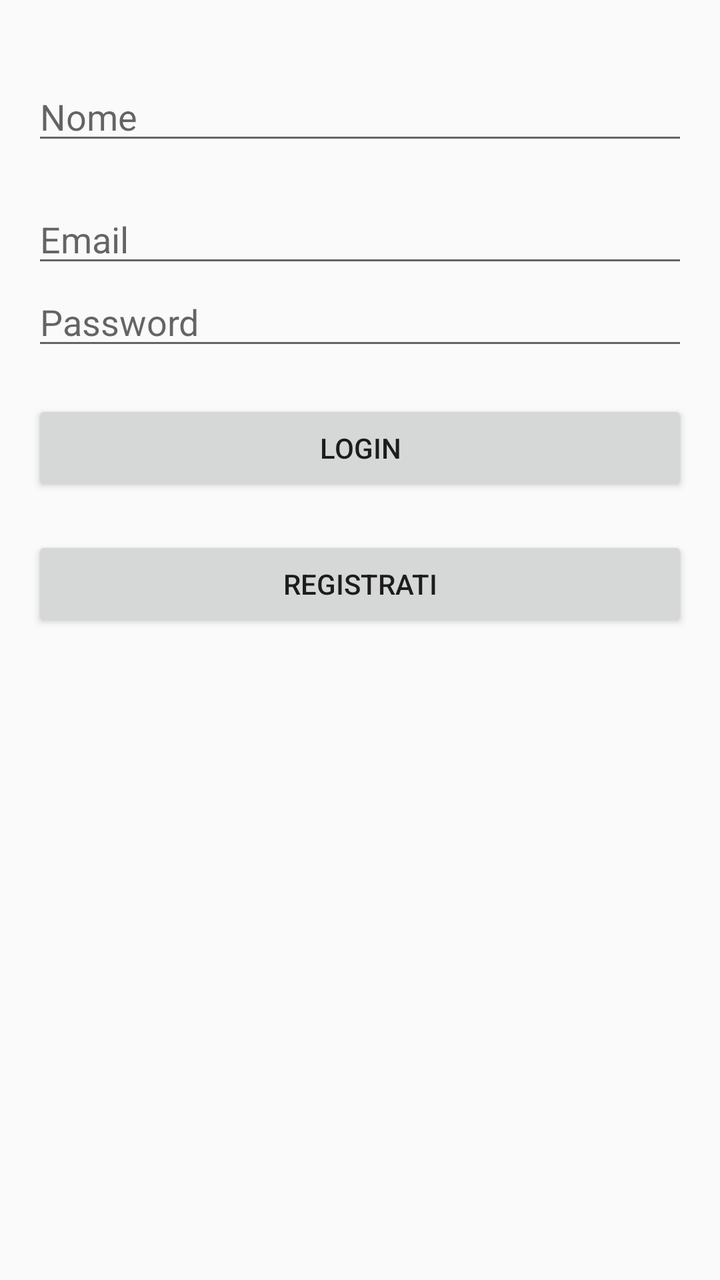
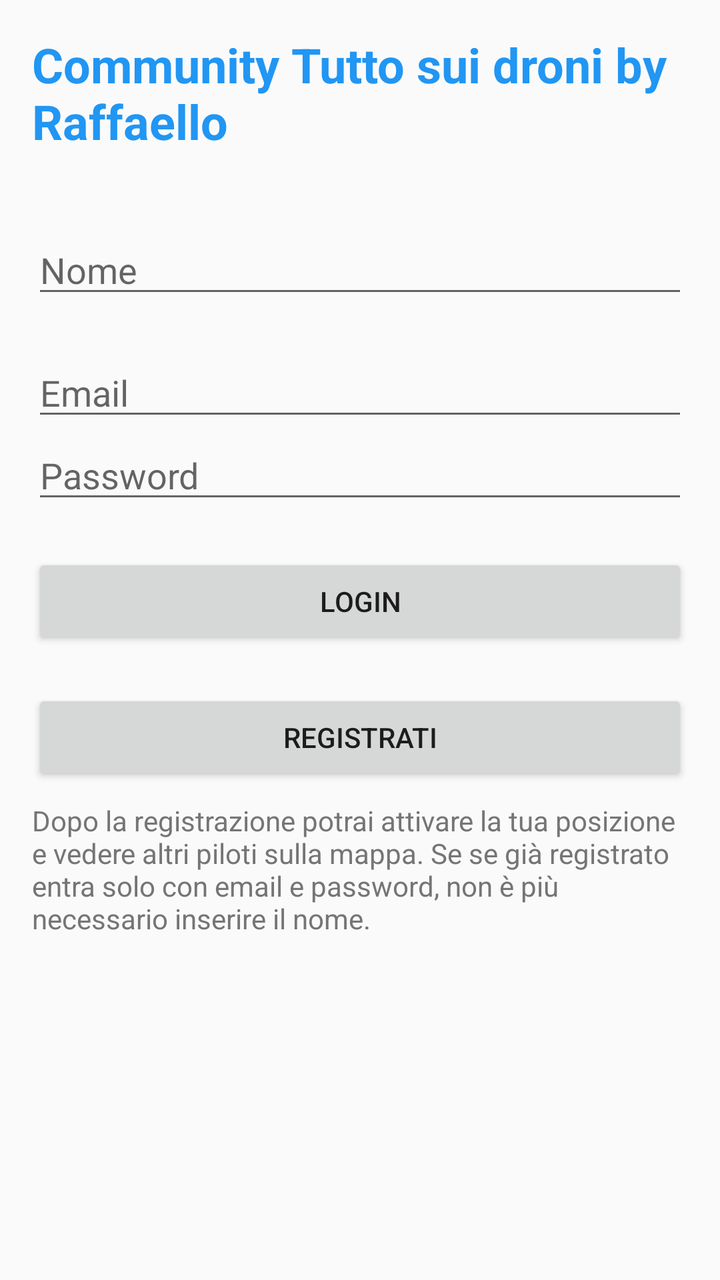

Before-and-after screenshots of an Android layout around one commit, followed by the original layout XML and the change that was made.
<!-- AndroidManifest.xml: activity theme Theme.AppCompat.Light -->
<!-- res/layout/activity_main.xml -->
<LinearLayout xmlns:android="http://schemas.android.com/apk/res/android"
    android:layout_width="match_parent"
    android:layout_height="match_parent"
    android:orientation="vertical"
    android:padding="16dp">

    <EditText
        android:id="@+id/fullNameField"
        android:layout_width="match_parent"
        android:layout_height="wrap_content"
        android:hint="Nome"
        android:layout_marginTop="20dp" />

    <EditText
        android:id="@+id/emailField"
        android:layout_width="match_parent"
        android:layout_height="wrap_content"
        android:hint="Email"
        android:layout_marginTop="20dp" />

    <EditText
        android:id="@+id/passwordField"
        android:layout_width="match_parent"
        android:layout_height="wrap_content"
        android:hint="Password"
        android:inputType="textPassword" />

    <Button
        android:id="@+id/loginButton"
        android:layout_width="match_parent"
        android:layout_height="wrap_content"
        android:text="Login"
        android:layout_marginTop="20dp" />

    <Button
        android:id="@+id/registerButton"
        android:layout_width="match_parent"
        android:layout_height="wrap_content"
        android:text="Registrati"
        android:layout_marginTop="20dp" />

</LinearLayout>
<!-- resources referenced by this layout -->
<resources>

</resources>

<!-- the commit's change to res/layout/activity_main.xml (unified diff, before → after) -->
@@ -3,6 +3,17 @@
     android:layout_height="match_parent"
     android:orientation="vertical"
     android:padding="16dp">
+
+    <TextView
+        android:id="@+id/titleText"
+        android:layout_width="wrap_content"
+        android:layout_height="wrap_content"
+        android:text="Community Tutto sui droni by Raffaello"
+        android:textSize="24sp"
+        android:textStyle="bold"
+        android:textColor="@color/blue"
+        android:layout_gravity="center"
+        android:paddingBottom="16dp"/>
 
     <EditText
         android:id="@+id/fullNameField"
@@ -39,4 +50,13 @@
         android:text="Registrati"
         android:layout_marginTop="20dp" />
 
+    <TextView
+        android:id="@+id/descriptionText"
+        android:layout_width="wrap_content"
+        android:layout_height="wrap_content"
+        android:text="Dopo la registrazione potrai attivare la tua posizione e vedere altri piloti sulla mappa. Se se già registrato entra solo con email e password, non è più necessario inserire il nome."
+        android:textSize="14sp"
+        android:textColor="@color/gray"
+        android:paddingTop="8dp"/>
+
 </LinearLayout>
<!-- resource entries referenced after the edit -->
@@ -1,5 +1,6 @@
 <!-- resources referenced by this layout -->
 <resources>
-
+  <color name="blue">#2196F3</color>
+  <color name="gray">#757575</color>
 </resources>
 
